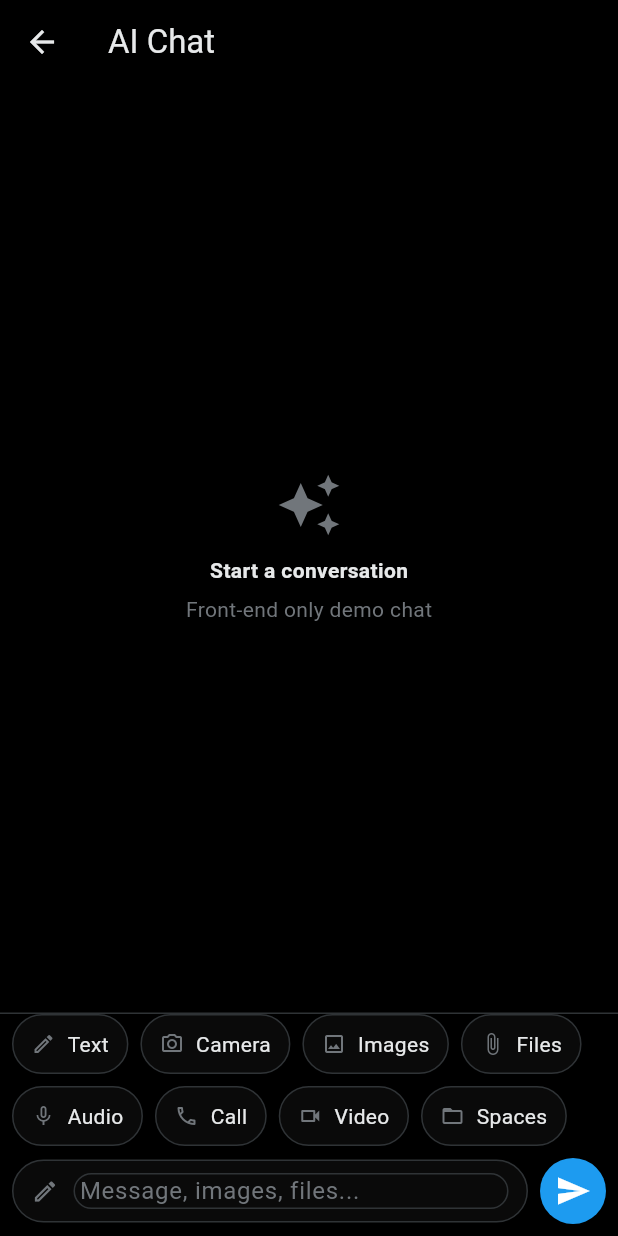
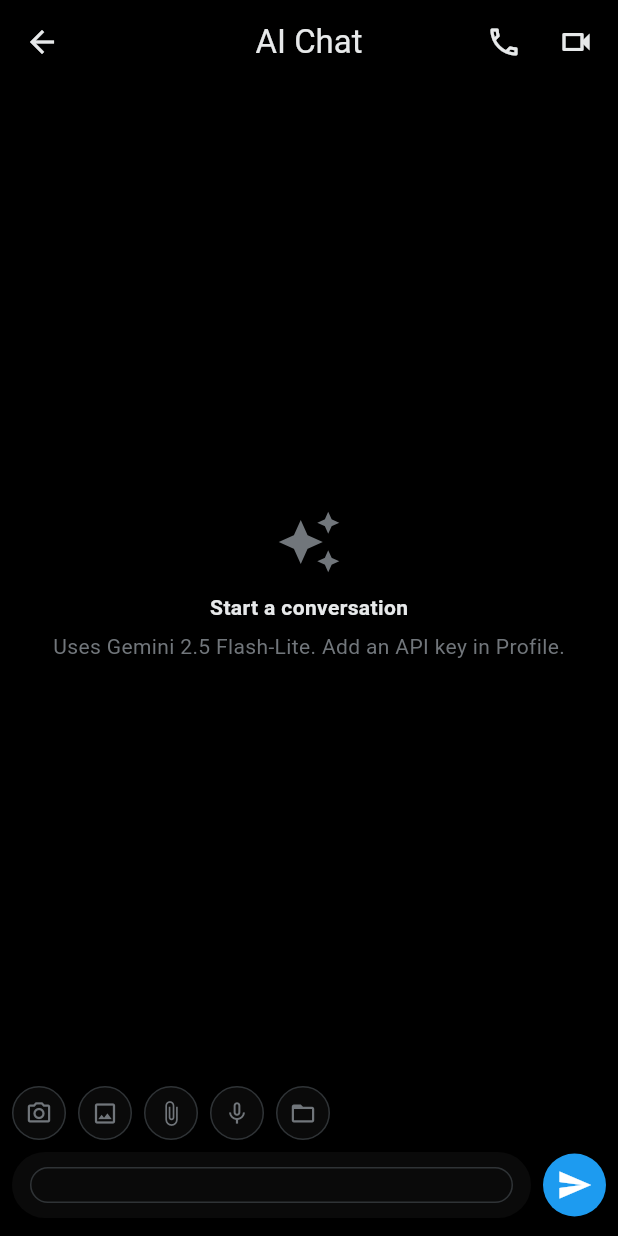
Before and after one commit to axttt243567/Agentic-Notes, a Flutter app: the ChatPage screen opened directly, on a phone screen of 412 x 824 dp. Run offline on Flutter 3.47's test engine with Material 3 defaults, Android fonts, the phone set to English and light mode, and no system bars; our stand-ins replace google_generative_ai, hive_flutter; accounts and stored records are empty.

Commit message:
feat(chat): Gemini 2.5 Flash-Lite backend with API key integration; input polish and single-row chips

```diff
--- a/lib/chat_page.dart
+++ b/lib/chat_page.dart
@@ -1,5 +1,6 @@
 import 'package:flutter/material.dart';
 import 'widgets/universal_chat_toolbar.dart';
+import 'main.dart';
 
 class ChatPage extends StatefulWidget {
   const ChatPage({super.key, this.title});
@@ -25,7 +26,31 @@ class _ChatPageState extends State<ChatPage> {
   @override
   Widget build(BuildContext context) {
     return Scaffold(
-      appBar: AppBar(title: Text(widget.title ?? 'AI Chat')),
+      appBar: AppBar(
+        title: Text(widget.title ?? 'AI Chat'),
+        centerTitle: true,
+        actions: [
+          IconButton(
+            tooltip: 'Voice call',
+            icon: const Icon(Icons.call_outlined),
+            onPressed: () {
+              ScaffoldMessenger.of(
+                context,
+              ).showSnackBar(const SnackBar(content: Text('Call (UI only)')));
+            },
+          ),
+          IconButton(
+            tooltip: 'Video call',
+            icon: const Icon(Icons.videocam_outlined),
+            onPressed: () {
+              ScaffoldMessenger.of(context).showSnackBar(
+                const SnackBar(content: Text('Video call (UI only)')),
+              );
+            },
+          ),
+          const SizedBox(width: 4),
+        ],
+      ),
       body: SafeArea(
         child: Column(
           children: [
@@ -49,13 +74,15 @@ class _ChatPageState extends State<ChatPage> {
                               maxWidth: MediaQuery.of(context).size.width * .75,
                             ),
                             child: Container(
-                              padding: const EdgeInsets.all(12),
+                              padding: const EdgeInsets.symmetric(
+                                horizontal: 12,
+                                vertical: 10,
+                              ),
                               decoration: BoxDecoration(
                                 color: m.isUser
                                     ? const Color(0xFF1D9BF0)
-                                    : const Color(0xFF0A0A0A),
-                                borderRadius: BorderRadius.circular(12),
-                                border: Border.all(color: Color(0xFF2F3336)),
+                                    : const Color(0xFF0E0E0E),
+                                borderRadius: BorderRadius.circular(18),
                               ),
                               child: Text(
                                 m.text,
@@ -67,7 +94,7 @@ class _ChatPageState extends State<ChatPage> {
                       },
                     ),
             ),
-            const Divider(height: 1, color: Color(0xFF2F3336)),
+            // divider removed for a cleaner minimal look
             UniversalChatToolbar(
               textFieldFocus: _inputFocus,
               controller: _ctrl,
@@ -90,20 +117,35 @@ class _ChatPageState extends State<ChatPage> {
 
   Future<void> _send() async {
     final text = _ctrl.text.trim();
-    if (text.isEmpty) return;
+    if (text.isEmpty || _sending) return;
     setState(() {
       _messages.add(_ChatMessage(text: text, isUser: true));
       _sending = true;
       _ctrl.clear();
     });
 
-    // Simulate AI response (front-end only)
-    await Future.delayed(const Duration(milliseconds: 600));
-    if (!mounted) return;
-    setState(() {
-      _messages.add(_ChatMessage(text: 'Echo: $text', isUser: false));
-      _sending = false;
-    });
+    try {
+      final chat = ChatProvider.of(context);
+      final reply = await chat.sendText(text);
+      if (!mounted) return;
+      setState(() {
+        _messages.add(_ChatMessage(text: reply, isUser: false));
+      });
+    } on StateError catch (e) {
+      if (!mounted) return;
+      ScaffoldMessenger.of(
+        context,
+      ).showSnackBar(SnackBar(content: Text(e.message)));
+    } catch (e) {
+      if (!mounted) return;
+      ScaffoldMessenger.of(
+        context,
+      ).showSnackBar(SnackBar(content: Text('Chat failed: $e')));
+    } finally {
+      if (mounted) {
+        setState(() => _sending = false);
+      }
+    }
   }
 }
 
@@ -130,7 +172,7 @@ class _ChatEmpty extends StatelessWidget {
           ),
           SizedBox(height: 6),
           Text(
-            'Front-end only demo chat',
+            'Uses Gemini 2.5 Flash-Lite. Add an API key in Profile.',
             style: TextStyle(color: Color(0xFF71767B)),
           ),
         ],
--- /dev/null
+++ b/lib/data/chat_service.dart
@@ -0,0 +1,31 @@
+import 'package:google_generative_ai/google_generative_ai.dart';
+import 'database_service.dart';
+
+class ChatService {
+  final DatabaseService db;
+  ChatService(this.db);
+
+  /// Sends a single-turn text prompt to Gemini 2.5 Flash-Lite and returns the text reply.
+  /// Throws StateError if no active API key is configured.
+  Future<String> sendText(String prompt) async {
+    final activeId = db.currentActiveApiKeyId;
+    if (activeId == null) {
+      throw StateError('No API key selected.');
+    }
+    final key = db.currentApiKeys.firstWhere(
+      (k) => k.id == activeId,
+      orElse: () => throw StateError('Active API key not found.'),
+    );
+
+    final model = GenerativeModel(
+      model: 'gemini-2.5-flash-lite',
+      apiKey: key.value,
+    );
+
+    final content = [Content.text(prompt)];
+    final resp = await model.generateContent(content);
+    return resp.text?.trim().isEmpty == false
+        ? resp.text!.trim()
+        : '(no response)';
+  }
+}
--- a/lib/main.dart
+++ b/lib/main.dart
@@ -2,11 +2,18 @@
 import 'package:flutter/services.dart';
 import 'onboarding.dart';
 import 'data/database_service.dart';
+import 'data/chat_service.dart';
 
 void main() async {
   WidgetsFlutterBinding.ensureInitialized();
   final db = await DatabaseService.init();
-  runApp(DBProvider(database: db, child: const MyApp()));
+  final chat = ChatService(db);
+  runApp(
+    DBProvider(
+      database: db,
+      child: ChatProvider(chat: chat, child: const MyApp()),
+    ),
+  );
 }
 
 class MyApp extends StatelessWidget {
@@ -94,3 +101,15 @@
   bool updateShouldNotify(covariant DBProvider oldWidget) =>
       oldWidget.database != database;
 }
+
+class ChatProvider extends InheritedWidget {
+  final ChatService chat;
+  const ChatProvider({super.key, required this.chat, required super.child});
+
+  static ChatService of(BuildContext context) =>
+      context.dependOnInheritedWidgetOfExactType<ChatProvider>()!.chat;
+
+  @override
+  bool updateShouldNotify(covariant ChatProvider oldWidget) =>
+      oldWidget.chat != chat;
+}
--- a/lib/widgets/universal_chat_toolbar.dart
+++ b/lib/widgets/universal_chat_toolbar.dart
@@ -26,69 +26,57 @@ class UniversalChatToolbar extends StatefulWidget {
 
 class _UniversalChatToolbarState extends State<UniversalChatToolbar> {
   final Map<ChatAction, ChipMode> _modes = {
-    for (final a in ChatAction.values) a: ChipMode.short,
+    for (final a in ChatAction.values) a: ChipMode.icon,
   };
 
   void _cycleMode(ChatAction a) {
     setState(() {
       final now = _modes[a]!;
-      _modes[a] = now == ChipMode.icon
-          ? ChipMode.short
-          : now == ChipMode.short
-          ? ChipMode.long
-          : ChipMode.icon;
+      switch (now) {
+        case ChipMode.icon:
+          _modes[a] = ChipMode.short;
+          break;
+        case ChipMode.short:
+          _modes[a] = ChipMode.long;
+          break;
+        case ChipMode.long:
+          _modes[a] = ChipMode.icon;
+          break;
+      }
     });
   }
 
   @override
   Widget build(BuildContext context) {
-    final row1 = const [
-      ChatAction.text,
+    final all = const [
       ChatAction.camera,
       ChatAction.gallery,
       ChatAction.files,
-    ];
-    final row2 = const [
       ChatAction.audio,
-      ChatAction.call,
-      ChatAction.video,
       ChatAction.spaces,
     ];
 
     return Column(
       mainAxisSize: MainAxisSize.min,
-      children: [
-        _buildRow(row1),
-        const SizedBox(height: 8),
-        _buildRow(row2),
-        const SizedBox(height: 8),
-        _inputRow(context),
-      ],
+      children: [_buildRow(all), const SizedBox(height: 8), _inputRow(context)],
     );
   }
 
   Widget _inputRow(BuildContext context) {
     final ctrl = widget.controller ?? TextEditingController();
     return Padding(
-      padding: const EdgeInsets.fromLTRB(8, 0, 8, 8),
+      padding: const EdgeInsets.fromLTRB(8, 0, 8, 12),
       child: Row(
         children: [
           Expanded(
             child: Container(
-              padding: const EdgeInsets.symmetric(horizontal: 12, vertical: 8),
+              padding: const EdgeInsets.symmetric(horizontal: 12, vertical: 10),
               decoration: BoxDecoration(
                 color: const Color(0xFF0A0A0A),
                 borderRadius: BorderRadius.circular(999),
-                border: Border.all(color: const Color(0xFF2F3336)),
               ),
               child: Row(
                 children: [
-                  Icon(
-                    Icons.edit_outlined,
-                    size: 18,
-                    color: const Color(0xFF71767B),
-                  ),
-                  const SizedBox(width: 10),
                   Expanded(
                     child: TextField(
                       controller: ctrl,
@@ -96,21 +84,17 @@ class _UniversalChatToolbarState extends State<UniversalChatToolbar> {
                       textInputAction: TextInputAction.send,
                       onSubmitted: (t) => widget.onSend(t),
                       style: const TextStyle(color: Color(0xFFE7E9EA)),
-                      decoration: const InputDecoration.collapsed(
-                        hintText: 'Message, images, files...',
-                        hintStyle: TextStyle(color: Color(0xFF71767B)),
-                      ),
+                      decoration: const InputDecoration.collapsed(hintText: ''),
                     ),
                   ),
-                  if (ctrl.text.isNotEmpty) const SizedBox(width: 6),
                 ],
               ),
             ),
           ),
           const SizedBox(width: 8),
           Container(
-            width: 44,
-            height: 44,
+            width: 42,
+            height: 42,
             decoration: BoxDecoration(
               color: widget.sending
                   ? Colors.grey.shade800
@@ -130,7 +114,7 @@ class _UniversalChatToolbarState extends State<UniversalChatToolbar> {
 
   Widget _buildRow(List<ChatAction> actions) {
     return SizedBox(
-      height: 40,
+      height: 36,
       child: ListView.separated(
         scrollDirection: Axis.horizontal,
         padding: const EdgeInsets.symmetric(horizontal: 8),
@@ -173,8 +157,8 @@ class _UniversalChatToolbarState extends State<UniversalChatToolbar> {
           onTap: trigger,
           borderRadius: BorderRadius.circular(999),
           child: Container(
-            width: 40,
-            height: 40,
+            width: 36,
+            height: 36,
             decoration: baseDecoration,
             child: Center(
               child: Icon(icon, size: 18, color: const Color(0xFF71767B)),
--- a/pubspec.yaml
+++ b/pubspec.yaml
@@ -38,6 +38,7 @@ dependencies:
   google_fonts: ^6.2.1
   hive: ^2.2.3
   hive_flutter: ^1.1.0
+  google_generative_ai: ^0.4.6
 
 dev_dependencies:
   flutter_test:
```
Also changed, not shown: pubspec.lock.
